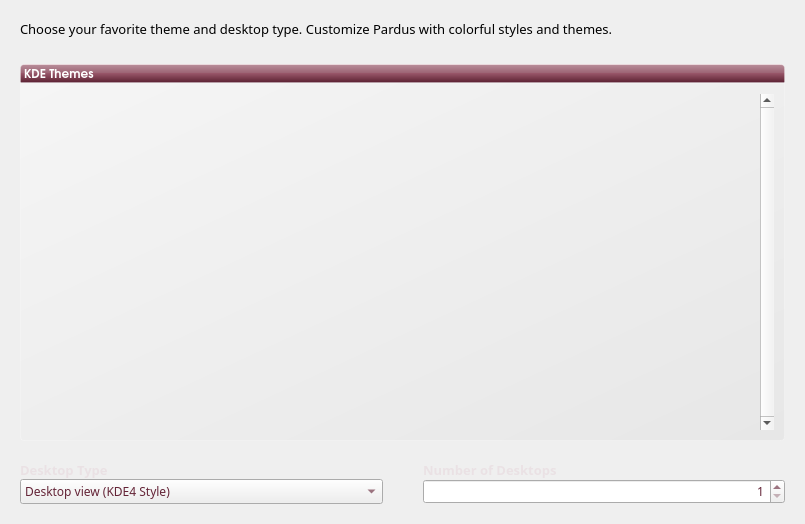
Above: kde/kaptan/src/gui/styleWidget.ui from pars-linux/uludag before the change. Below: the same form after it.
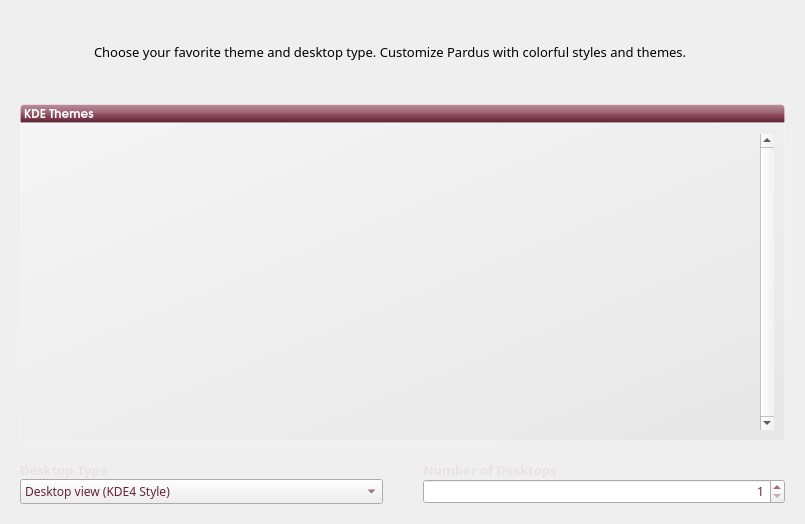
That is the form after the change. Icons and pictures are not drawn.

The edit to the form file:
```diff
--- a/kde/kaptan/src/gui/styleWidget.ui
+++ b/kde/kaptan/src/gui/styleWidget.ui
@@ -26,6 +26,77 @@
    <property name="margin">
     <number>20</number>
    </property>
+   <property name="spacing">
+    <number>0</number>
+   </property>
+   <item row="0" column="0">
+    <widget class="QLabel" name="label_2">
+     <property name="minimumSize">
+      <size>
+       <width>64</width>
+       <height>64</height>
+      </size>
+     </property>
+     <property name="maximumSize">
+      <size>
+       <width>64</width>
+       <height>64</height>
+      </size>
+     </property>
+     <property name="text">
+      <string/>
+     </property>
+     <property name="pixmap">
+      <pixmap resource="raw.qrc">:/raw/pics/preferences-desktop-color.png</pixmap>
+     </property>
+    </widget>
+   </item>
+   <item row="0" column="1">
+    <widget class="QLabel" name="description">
+     <property name="minimumSize">
+      <size>
+       <width>300</width>
+       <height>0</height>
+      </size>
+     </property>
+     <property name="font">
+      <font>
+       <family>Sans Serif</family>
+       <pointsize>10</pointsize>
+       <weight>50</weight>
+       <bold>false</bold>
+      </font>
+     </property>
+     <property name="styleSheet">
+      <string notr="true"/>
+     </property>
+     <property name="text">
+      <string>Choose your favorite theme and desktop type. Customize Pardus with colorful styles and themes.</string>
+     </property>
+     <property name="wordWrap">
+      <bool>true</bool>
+     </property>
+     <property name="indent">
+      <number>10</number>
+     </property>
+    </widget>
+   </item>
+   <item row="1" column="0">
+    <spacer name="verticalSpacer_3">
+     <property name="orientation">
+      <enum>Qt::Vertical</enum>
+     </property>
+     <property name="sizeType">
+      <enum>QSizePolicy::Fixed</enum>
+     </property>
+     <property name="sizeHint" stdset="0">
+      <size>
+       <width>20</width>
+       <height>20</height>
+      </size>
+     </property>
+    </spacer>
+   </item>
    <item row="2" column="0" colspan="2">
     <layout class="QVBoxLayout" name="verticalLayout">
      <property name="spacing">
@@ -270,49 +341,6 @@
      </item>
     </layout>
    </item>
-   <item row="0" column="0" colspan="2">
-    <widget class="QLabel" name="description">
-     <property name="minimumSize">
-      <size>
-       <width>300</width>
-       <height>0</height>
-      </size>
-     </property>
-     <property name="font">
-      <font>
-       <family>Sans Serif</family>
-       <pointsize>10</pointsize>
-       <weight>50</weight>
-       <bold>false</bold>
-      </font>
-     </property>
-     <property name="styleSheet">
-      <string notr="true"/>
-     </property>
-     <property name="text">
-      <string>Choose your favorite theme and desktop type. Customize Pardus with colorful styles and themes.</string>
-     </property>
-     <property name="wordWrap">
-      <bool>true</bool>
-     </property>
-    </widget>
-   </item>
-   <item row="1" column="0" colspan="2">
-    <spacer name="verticalSpacer_3">
-     <property name="orientation">
-      <enum>Qt::Vertical</enum>
-     </property>
-     <property name="sizeType">
-      <enum>QSizePolicy::Fixed</enum>
-     </property>
-     <property name="sizeHint" stdset="0">
-      <size>
-       <width>20</width>
-       <height>20</height>
-      </size>
-     </property>
-    </spacer>
-   </item>
   </layout>
  </widget>
  <resources/>
```
Left out of the diff: 4 changed lines with no effect on the pictures.
